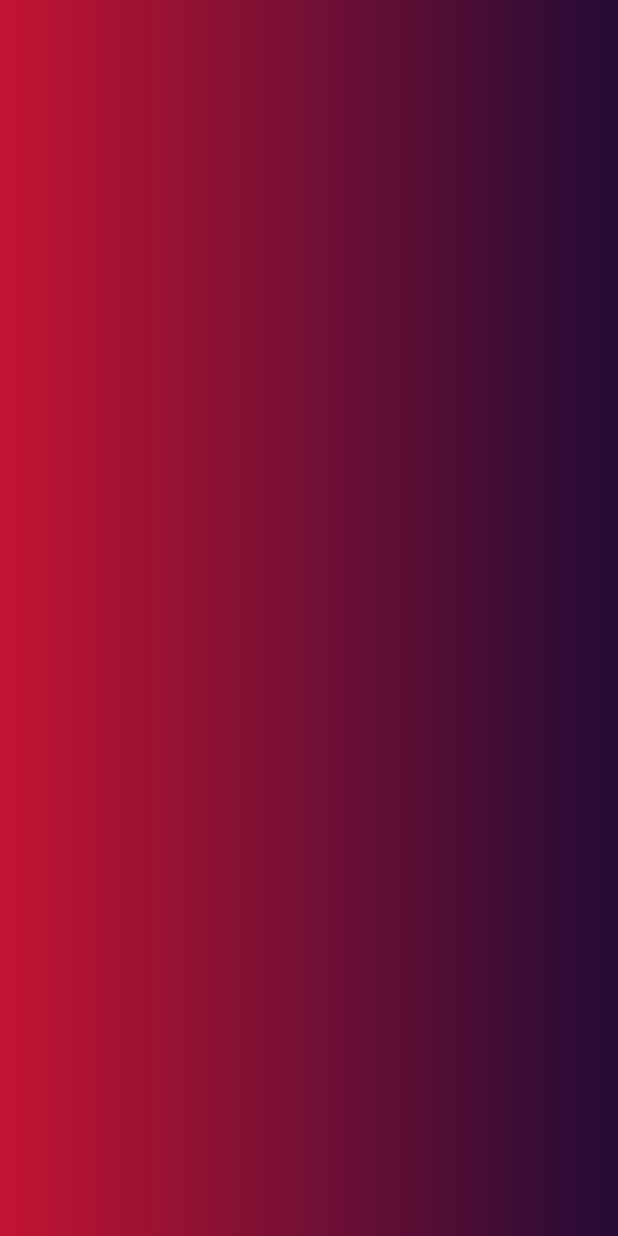
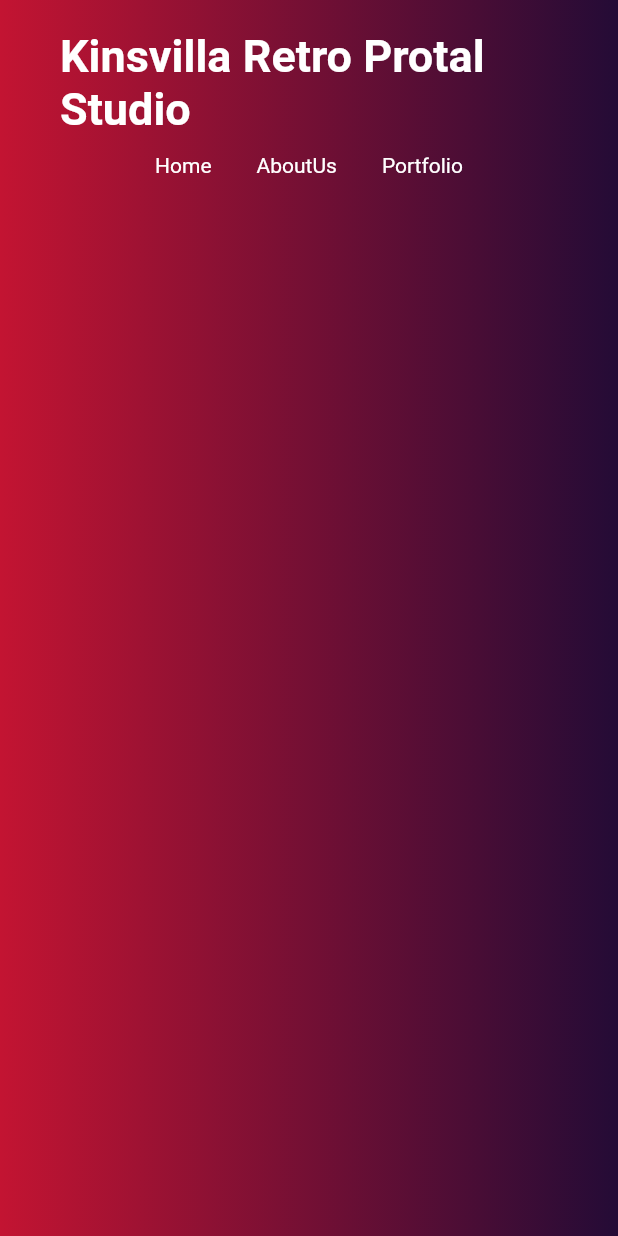
Before and after one commit to tnayanam/flutterproject, a Flutter app: the screen it shows after launch, on a phone screen of 412 x 824 dp. Run offline on Flutter 3.47's test engine with Material 2 defaults, Android fonts, the phone set to English and light mode, and no system bars.

Commit message:
padding in navbar

```diff
--- a/lib/navbar/navbar.dart
+++ b/lib/navbar/navbar.dart
@@ -27,7 +27,7 @@
           mainAxisAlignment: MainAxisAlignment.spaceBetween,
           children: <Widget>[
             Text(
-              'Retro Protal Studio',
+              'Kinsvilla Retro Protal Studio',
               style: TextStyle(
                   fontWeight: FontWeight.bold,
                   color: Colors.white,
@@ -72,6 +72,33 @@
 
   @override
   Widget build(BuildContext context) {
-    return Container();
+    return Container(
+        child: Padding(
+      padding: const EdgeInsets.symmetric(vertical: 20, horizontal: 40),
+      child: Column(children: <Widget>[
+        Text(
+          'Kinsvilla Retro Protal Studio',
+          style: TextStyle(
+              fontWeight: FontWeight.bold, color: Colors.white, fontSize: 30),
+        ),
+        Padding(
+          padding: const EdgeInsets.all(12.0),
+          child: Row(
+            mainAxisAlignment: MainAxisAlignment.center,
+            children: <Widget>[
+              Text("Home", style: TextStyle(color: Colors.white)),
+              SizedBox(
+                width: 30,
+              ),
+              Text("AboutUs", style: TextStyle(color: Colors.white)),
+              SizedBox(
+                width: 30,
+              ),
+              Text("Portfolio", style: TextStyle(color: Colors.white)),
+            ],
+          ),
+        ),
+      ]),
+    ));
   }
 }
```
